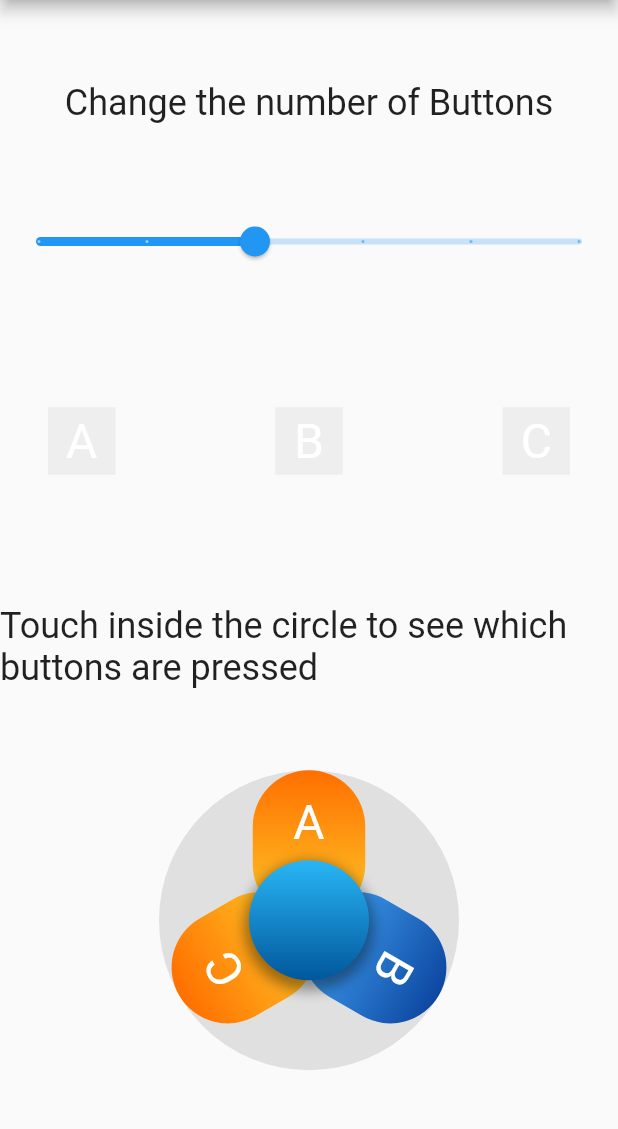
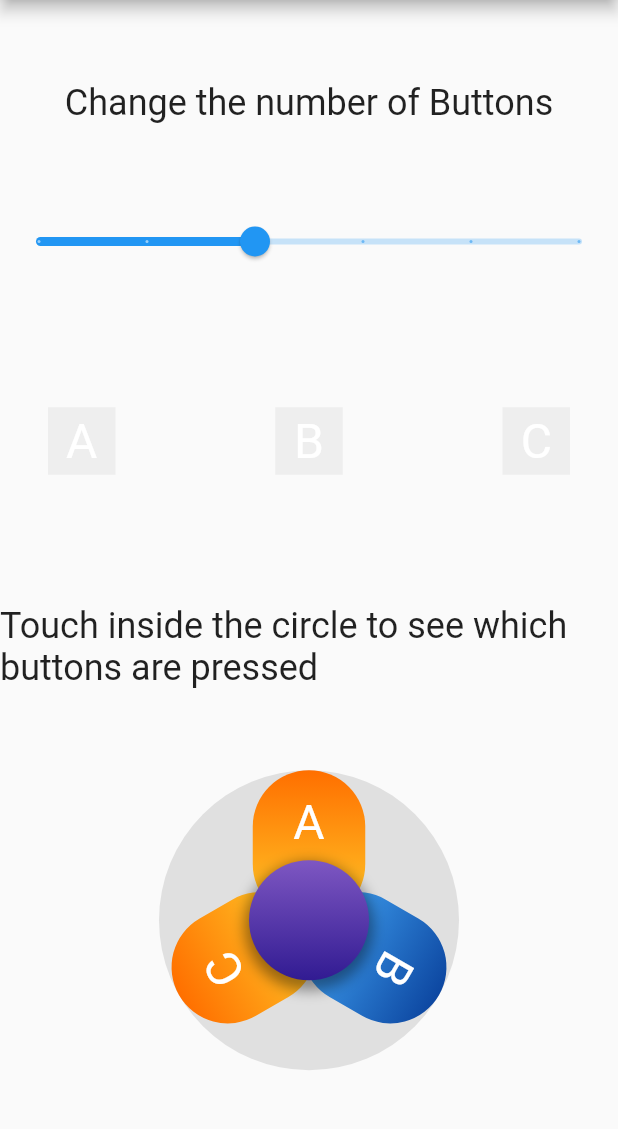
Before and after one commit to cybaker/flutter_joybuttons, a Flutter app: the screen it shows after launch, on a phone screen of 412 x 824 dp, the part 84-1213 px from its top. Run offline on Flutter 3.47's test engine with Material 2 defaults, Android fonts, the phone set to English and light mode, and no system bars.

Commit message:
JoyButtonsCenter widget

```diff
--- a/lib/flutter_joybuttons.dart
+++ b/lib/flutter_joybuttons.dart
@@ -3,4 +3,5 @@ library flutter_joybuttons;
 export 'src/joybuttons.dart';
 export 'src/joybuttons_base.dart';
 export 'src/joybuttons_button.dart';
+export 'src/joybuttons_center.dart';
 export 'src/joybuttons_touch_offset_calculator.dart';
--- a/lib/src/joybuttons.dart
+++ b/lib/src/joybuttons.dart
@@ -1,6 +1,7 @@
 import 'dart:math' as math;
 
 import 'package:flutter/material.dart';
+import 'package:flutter_joybuttons/flutter_joybuttons.dart';
 import 'package:flutter_joybuttons/src/joybuttons_button.dart';
 
 import 'joybuttons_base.dart';
@@ -19,7 +20,7 @@ class JoyButtons extends StatefulWidget {
   final List<int> centerButtonOutput;
 
   /// Center button scale relative to total Widget size. 1.0 is full size, 0.0 is zero size. Defalut is 0.4.
-  final double centerButtonScale;
+  final Widget centerWidget;
 
   /// Overlap on both sides of a button's tap region, from 0.0 to 1.0. This adds to the tappable region for all
   /// outside buttons, not the center button. This allows adjacent buttons to be pressed simultaneously.
@@ -65,7 +66,7 @@ class JoyButtons extends StatefulWidget {
       ),
     ],
     this.centerButtonOutput = const [],
-    this.centerButtonScale = 0.4,
+    this.centerWidget = const JoyButtonsCenter(widgetColor: Colors.deepPurple),
     this.simultaneousOverlapScale = 0.4,
     this.controller,
   }) : super(key: key);
@@ -122,35 +123,8 @@ class _JoyButtonsState extends State<JoyButtons> {
             child: widget.base,
           ),
           getButtons(widget.buttonWidgets),
-          centerWidget(),
+          widget.centerWidget,
         ],
-      ),
-    );
-  }
-
-  Container centerWidget() {
-    return Container(
-      key: const Key("joybuttons_center"),
-      width: widget.size.width * widget.centerButtonScale,
-      height: widget.size.height * widget.centerButtonScale,
-      decoration: BoxDecoration(
-        shape: BoxShape.circle,
-        boxShadow: [
-          BoxShadow(
-            color: Colors.black.withOpacity(0.4),
-            spreadRadius: 3,
-            blurRadius: 7,
-            offset: const Offset(0, 4),
-          )
-        ],
-        gradient: LinearGradient(
-          begin: Alignment.topCenter,
-          end: Alignment.bottomCenter,
-          colors: [
-            Colors.lightBlue.shade400,
-            Colors.lightBlue.shade900,
-          ],
-        ),
       ),
     );
   }
@@ -194,7 +168,7 @@ class _JoyButtonsState extends State<JoyButtons> {
   List<int> _calculatePressedButtons(Offset offsetFromCenter) {
     List<int> pressed = [];
 
-    if (offsetFromCenter.distance < widget.centerButtonScale * widget.size.width / 2) {
+    if (offsetFromCenter.distance < (widget.centerWidget as JoyButtonsCenter).size.width / 2) {
       // Center button pressed
       pressed = _centerButtonList;
     } else {
--- /dev/null
+++ b/lib/src/joybuttons_center.dart
@@ -0,0 +1,41 @@
+import 'package:flutter/material.dart';
+
+class JoyButtonsCenter extends StatelessWidget {
+  final MaterialColor widgetColor;
+
+  final Size size;
+
+  const JoyButtonsCenter(
+      {Key? key,
+      this.widgetColor = Colors.blue,
+      this.size = const Size(80, 80)})
+      : super(key: key);
+
+  @override
+  Widget build(BuildContext context) {
+    return Container(
+      key: const Key("joybuttons_center"),
+      width: size.width,
+      height: size.height,
+      decoration: BoxDecoration(
+        shape: BoxShape.circle,
+        boxShadow: [
+          BoxShadow(
+            color: Colors.black.withOpacity(0.4),
+            spreadRadius: 3,
+            blurRadius: 7,
+            offset: const Offset(0, 4),
+          )
+        ],
+        gradient: LinearGradient(
+          begin: Alignment.topCenter,
+          end: Alignment.bottomCenter,
+          colors: [
+            widgetColor.shade400,
+            widgetColor.shade900,
+          ],
+        ),
+      ),
+    );
+  }
+}
```
